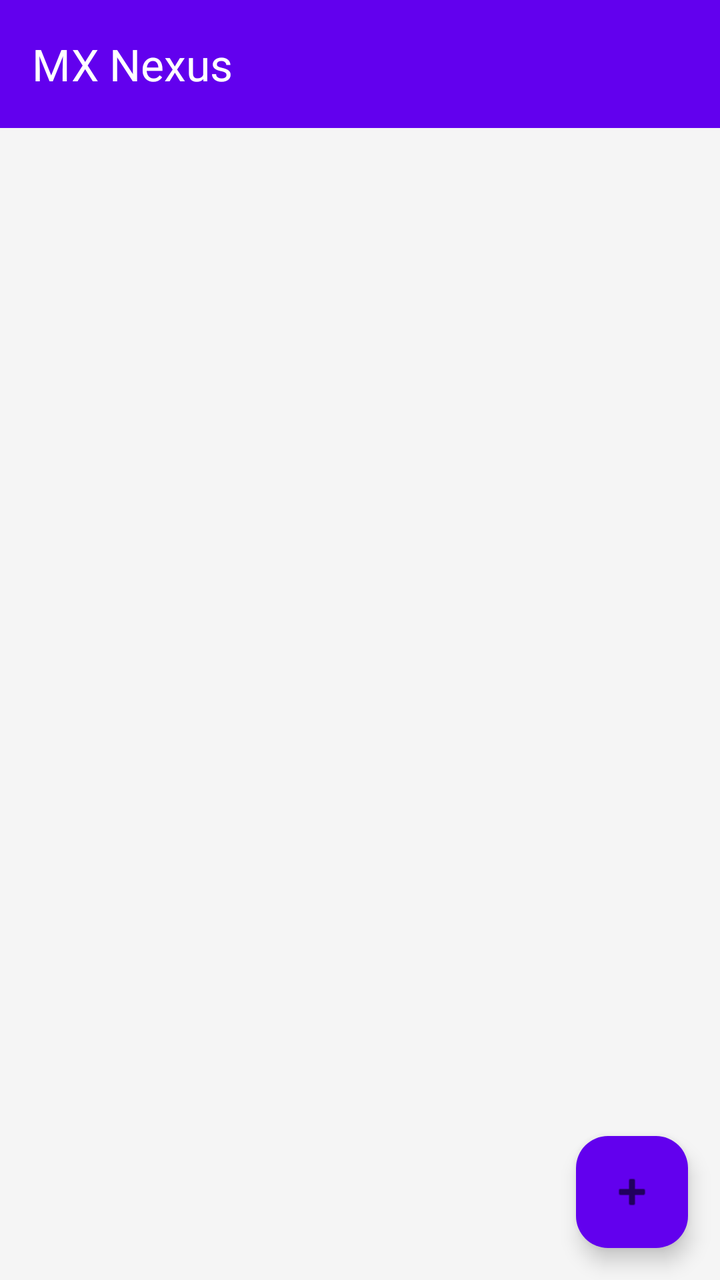
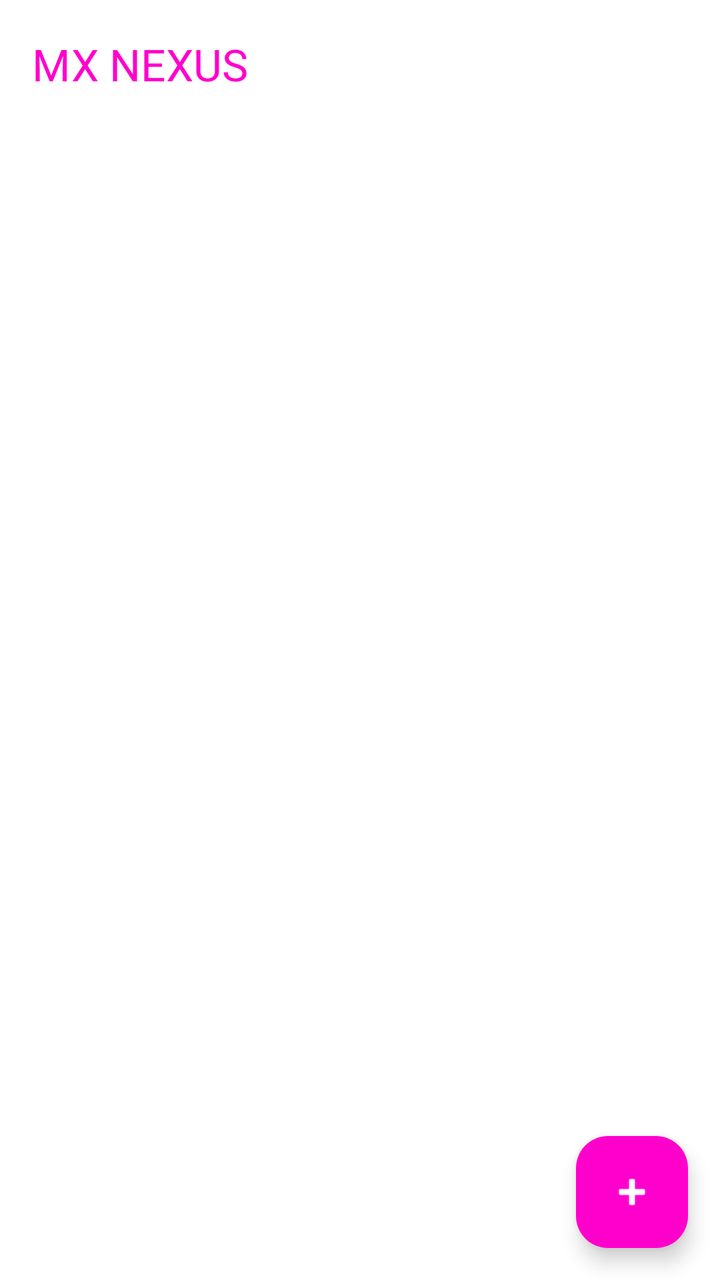

Two renders of the same Android screen: before a commit and after it. Below are the layout's source before the change and the commit's diff.
<!-- AndroidManifest.xml: application theme Theme.MXNexus -->
<!-- res/layout/activity_home.xml -->
<?xml version="1.0" encoding="utf-8"?>
<androidx.coordinatorlayout.widget.CoordinatorLayout
    xmlns:android="http://schemas.android.com/apk/res/android"
    xmlns:app="http://schemas.android.com/apk/res-auto"
    android:layout_width="match_parent"
    android:layout_height="match_parent"
    android:background="#F5F5F5">

    
    <com.google.android.material.appbar.AppBarLayout
        android:layout_width="match_parent"
        android:layout_height="wrap_content">

        <com.google.android.material.appbar.MaterialToolbar
            android:id="@+id/toolbar"
            android:layout_width="match_parent"
            android:layout_height="?attr/actionBarSize"
            android:background="#6200EE"
            app:title="MX Nexus"
            app:titleTextColor="#FFFFFF"/>

    </com.google.android.material.appbar.AppBarLayout>

    
    <androidx.recyclerview.widget.RecyclerView
        android:id="@+id/rvPosts"
        android:layout_width="match_parent"
        android:layout_height="match_parent"
        android:paddingTop="8dp"
        android:paddingBottom="80dp"
        android:clipToPadding="false"
        app:layout_behavior="@string/appbar_scrolling_view_behavior"/>

    
    <com.google.android.material.floatingactionbutton.FloatingActionButton
        android:id="@+id/fabCreatePost"
        android:layout_width="wrap_content"
        android:layout_height="wrap_content"
        android:layout_gravity="bottom|end"
        android:layout_margin="16dp"
        android:src="@android:drawable/ic_input_add"
        app:backgroundTint="#6200EE"/>

</androidx.coordinatorlayout.widget.CoordinatorLayout>
<!-- resources referenced by this layout -->
<resources>
  <style name="Theme.MXNexus" parent="Base.Theme.MXNexus" />
  <style name="Base.Theme.MXNexus" parent="Theme.Material3.Light.NoActionBar">
          <item name="colorPrimary">@color/primary</item>
          <item name="colorOnPrimary">@color/surface</item>
          <item name="colorSecondary">@color/accent</item>
          <item name="android:colorBackground">@color/background</item>
          <item name="android:fontFamily">sans-serif</item>
          <item name="android:textColorPrimary">#1A1A2E</item>
          <item name="materialButtonStyle">@style/WhiteTextButton</item>
      </style>
  <color name="primary">#FF00CC</color>
  <color name="surface">#FFFFFF</color>
  <color name="accent">#3333FF</color>
  <color name="background">#FFFFFF</color>
  <style name="WhiteTextButton" parent="Widget.MaterialComponents.Button">
          <item name="android:textColor">#FFFFFF</item>
      </style>
</resources>

<!-- the commit's change to res/layout/activity_home.xml (unified diff, before → after) -->
@@ -4,20 +4,22 @@
     xmlns:app="http://schemas.android.com/apk/res-auto"
     android:layout_width="match_parent"
     android:layout_height="match_parent"
-    android:background="#F5F5F5">
+    android:background="@color/background">
 
     
     <com.google.android.material.appbar.AppBarLayout
         android:layout_width="match_parent"
-        android:layout_height="wrap_content">
+        android:layout_height="wrap_content"
+        android:background="@color/background"
+        app:elevation="0dp">
 
         <com.google.android.material.appbar.MaterialToolbar
             android:id="@+id/toolbar"
             android:layout_width="match_parent"
             android:layout_height="?attr/actionBarSize"
-            android:background="#6200EE"
-            app:title="MX Nexus"
-            app:titleTextColor="#FFFFFF"/>
+            android:background="@color/background"
+            app:title="MX NEXUS"
+            app:titleTextColor="@color/primary"/>
 
     </com.google.android.material.appbar.AppBarLayout>
 
@@ -29,6 +31,7 @@
         android:paddingTop="8dp"
         android:paddingBottom="80dp"
         android:clipToPadding="false"
+        android:background="@color/background"
         app:layout_behavior="@string/appbar_scrolling_view_behavior"/>
 
     
@@ -39,6 +42,7 @@
         android:layout_gravity="bottom|end"
         android:layout_margin="16dp"
         android:src="@android:drawable/ic_input_add"
-        app:backgroundTint="#6200EE"/>
+        app:backgroundTint="@color/primary"
+        app:tint="@color/text_on_primary"/>
 
 </androidx.coordinatorlayout.widget.CoordinatorLayout>
<!-- resource entries referenced after the edit -->
@@ -11,6 +11,7 @@
           <item name="materialButtonStyle">@style/WhiteTextButton</item>
       </style>
   <color name="primary">#FF00CC</color>
+  <color name="text_on_primary">#FFFFFF</color>
   <color name="surface">#FFFFFF</color>
   <color name="accent">#3333FF</color>
   <color name="background">#FFFFFF</color>
